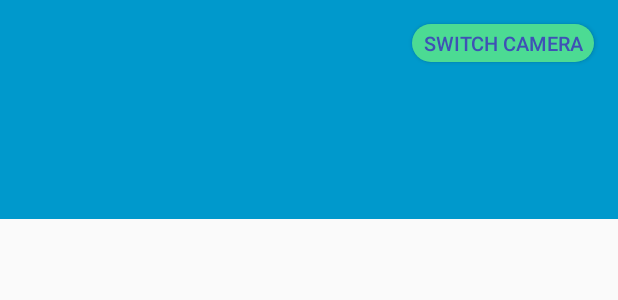
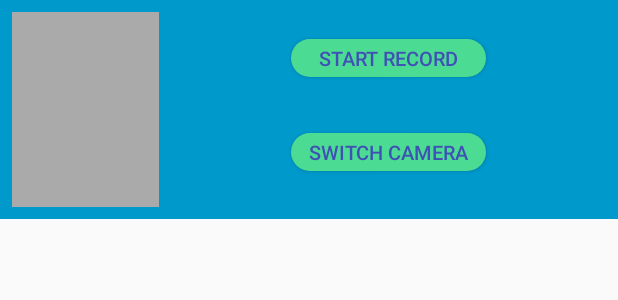
Before and after one commit to Windsander/Android-UltimateGPUImage, an Android app: the layout holder_video_controller.xml on its own in the app's theme, with its tools: preview values and no code run, on a phone screen of 412 x 824 dp. Shown: the top 300 px of the screen. Run offline under Robolectric (Android 15) with nearby library versions, the light colour scheme and no system bars.

Commit message:
add logic of recorder start/stop and switch camera.

```diff
--- a/library/src/main/java/cn/co/willow/android/ultimate/gpuimage/manager/VideoRecordManager.java
+++ b/library/src/main/java/cn/co/willow/android/ultimate/gpuimage/manager/VideoRecordManager.java
@@ -159,7 +159,7 @@ public class VideoRecordManager implements VideoRecordConstrain, VideoRecordMana
     }
 
     /** 相机翻转 */
-    public void reverseCamera() {
+    public void switchCamera() {
        /* switch (mCurrentRecordState) {
             case START_RECORD:
             case RECORDING:
--- a/sample/src/main/java/cn/co/willow/android/ultimate/gpuimage/sample/VideoRecordHolder.java
+++ b/sample/src/main/java/cn/co/willow/android/ultimate/gpuimage/sample/VideoRecordHolder.java
@@ -35,7 +35,7 @@ public class VideoRecordHolder extends BaseHolder {
     private FilterRecoderView mRecorderViews;          // 显示视频的控件
     private TextView mCurFilterName;                   // 当前滤镜名称
     private VideoRecordManager mRecordManager;
-    private int mCurFilter = 509;
+    private int mCurFilter = 420;
 
     public VideoRecordHolder(Activity context) {
         super(context);
@@ -159,8 +159,8 @@ public class VideoRecordHolder extends BaseHolder {
     }
 
     /** 切换前后摄像头 */
-    public void verseCamera() {
-        mRecordManager.reverseCamera();
+    public void switchCamera() {
+        mRecordManager.switchCamera();
     }
 
 
--- a/sample/src/main/java/cn/co/willow/android/ultimate/gpuimage/sample/self_defined_filter/FilterType.java
+++ b/sample/src/main/java/cn/co/willow/android/ultimate/gpuimage/sample/self_defined_filter/FilterType.java
@@ -79,7 +79,7 @@ public class FilterType {
         }
 
         public static int getTypeSize() {
-            return values().length - 1;
+            return values().length;
         }
     }
 }
--- a/sample/src/main/res/layout/holder_video_controller.xml
+++ b/sample/src/main/res/layout/holder_video_controller.xml
@@ -6,12 +6,43 @@
     android:layout_height="146dp"
     android:background="@android:color/holo_blue_dark">
 
+    <ImageView
+        android:id="@+id/last_video_btn"
+        android:layout_width="98dp"
+        android:layout_height="0dp"
+        android:layout_marginBottom="8dp"
+        android:layout_marginLeft="8dp"
+        android:layout_marginTop="8dp"
+        android:background="@android:color/darker_gray"
+        app:layout_constraintBottom_toBottomOf="parent"
+        app:layout_constraintLeft_toLeftOf="parent"
+        app:layout_constraintTop_toTopOf="parent"
+        app:layout_constraintVertical_bias="0.0" />
+
+    <Button
+        android:id="@+id/start_record_btn"
+        android:layout_width="130dp"
+        android:layout_height="25dp"
+        android:layout_marginLeft="8dp"
+        android:layout_marginTop="26dp"
+        android:background="@drawable/control_seitch_camera_btn"
+        android:paddingLeft="7dp"
+        android:paddingRight="7dp"
+        android:scaleType="centerCrop"
+        android:text="@string/control_start_record"
+        android:textColor="@color/colorPrimary"
+        android:textSize="6pt"
+        app:layout_constraintLeft_toRightOf="@+id/last_video_btn"
+        app:layout_constraintTop_toTopOf="parent"
+        android:layout_marginRight="8dp"
+        app:layout_constraintRight_toRightOf="parent" />
+
     <Button
         android:id="@+id/switch_camera_btn"
-        android:layout_width="wrap_content"
+        android:layout_width="130dp"
         android:layout_height="25dp"
         android:layout_marginBottom="8dp"
-        android:layout_marginRight="16dp"
+        android:layout_marginRight="8dp"
         android:layout_marginTop="8dp"
         android:background="@drawable/control_seitch_camera_btn"
         android:paddingLeft="7dp"
@@ -22,7 +53,9 @@
         android:textSize="6pt"
         app:layout_constraintBottom_toBottomOf="parent"
         app:layout_constraintRight_toRightOf="parent"
-        app:layout_constraintTop_toTopOf="parent"
-        app:layout_constraintVertical_bias="0.076" />
+        app:layout_constraintVertical_bias="0.555"
+        app:layout_constraintTop_toBottomOf="@+id/start_record_btn"
+        app:layout_constraintLeft_toRightOf="@+id/last_video_btn"
+        android:layout_marginLeft="8dp" />
 
 </android.support.constraint.ConstraintLayout>
--- a/sample/src/main/res/values/strings.xml
+++ b/sample/src/main/res/values/strings.xml
@@ -9,6 +9,8 @@
     <string name="button_allow">allow</string>
     <string name="button_deny">deny</string>
 
+    <string name="control_start_record">start record</string>
+    <string name="control_stop_record">stop record</string>
     <string name="control_switch_camera">switch camera</string>
 
 </resources>
```
Also changed, not shown: sample/src/main/AndroidManifest.xml (+8 -7 lines), sample/src/main/java/cn/co/willow/android/ultimate/gpuimage/sample/SampleActivity.java (+31 -1 lines), sample/src/main/java/cn/co/willow/android/ultimate/gpuimage/sample/VideoControlHolder.java (+56 -1 lines).
